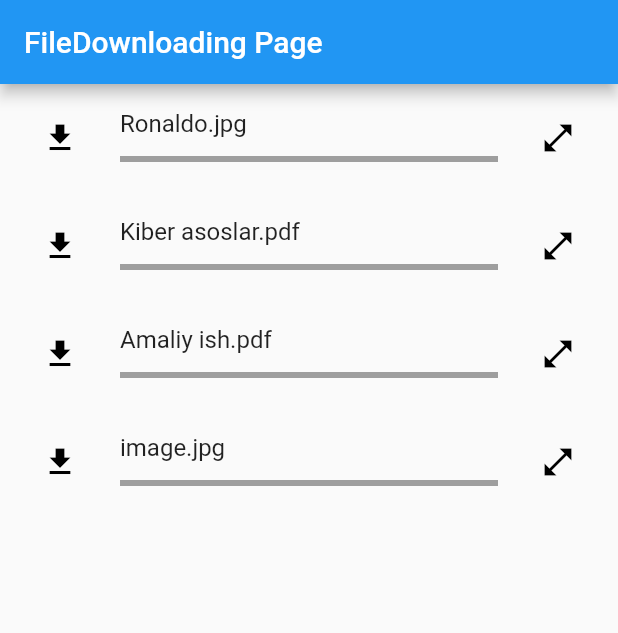
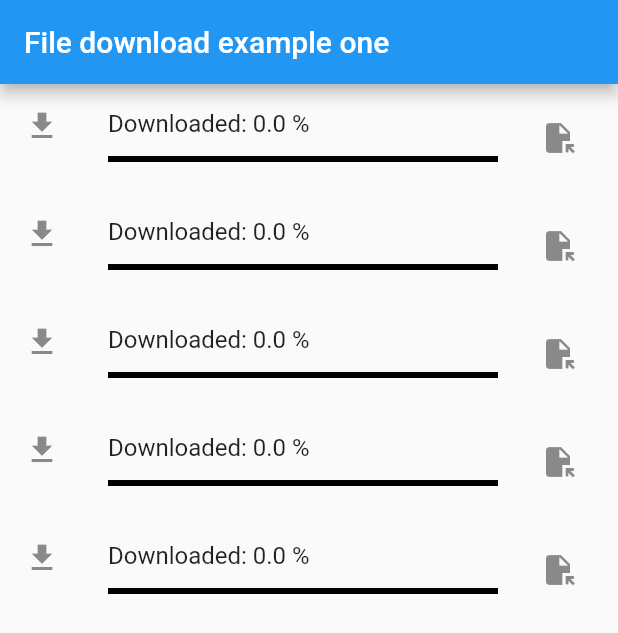
Before and after one commit to solihdev/flutter_isolate, a Flutter app: the screen it shows after launch, on a phone screen of 412 x 824 dp. Shown: the top 633 px of the screen. Run offline on Flutter 3.47's test engine with Material 2 defaults, Android fonts, the phone set to English and light mode, and no system bars; our stand-ins replace bloc, dio, equatable, flutter_bloc, flutter_local_notifications, open_filex and 2 more.

Commit message:
some changes done

```diff
--- /dev/null
+++ b/lib/cubit/file_manager_cubit.dart
@@ -0,0 +1,127 @@
+import 'dart:async';
+import 'dart:io';
+import 'dart:isolate';
+import 'package:bloc/bloc.dart';
+import 'package:dio/dio.dart';
+import 'package:equatable/equatable.dart';
+import 'package:flutter/material.dart';
+import 'package:flutter_isolate/data/models/file_info/file_info.dart';
+import 'package:flutter_isolate/services/local_notification_services.dart';
+import 'package:open_filex/open_filex.dart';
+import 'package:path_provider/path_provider.dart';
+import 'package:permission_handler/permission_handler.dart';
+
+part 'file_manager_state.dart';
+
+class FileManagerCubit extends Cubit<FileManagerState> {
+  FileManagerCubit()
+      : super(
+          FileManagerState(
+            progress: 0.0,
+            newFileLocation: "",
+          ),
+        );
+
+  void downloadIfExists({
+    required FileInfo fileInfo,
+  }) async {
+    bool hasPermission = await _requestWritePermission();
+    if (!hasPermission) return;
+    var directory = await getDownloadPath();
+    if (directory == null) {
+      return;
+    }
+    String url = fileInfo.fileUrl;
+    String newFileLocation =
+        "${directory.path}/${fileInfo.fileName}${DateTime.now().millisecond}${url.substring(url.length - 5, url.length)}";
+    try {
+      LocalNotificationService.localNotificationService
+          .showNotification(id: 1, title: "Download LOADING");
+      final receiverPort = ReceivePort();
+      await Isolate.spawn(
+        (List<Object> args) async {
+          Dio dio = Dio();
+          await dio.download(url, newFileLocation);
+          Isolate.exit((args[0] as SendPort), args[1] as String);
+        },
+        [receiverPort.sendPort, newFileLocation],
+      );
+      String newLocation = await receiverPort.first as String;
+      LocalNotificationService.localNotificationService
+          .showNotification(id: 1, title: "Download END");
+      if (newLocation.isNotEmpty) OpenFilex.open(newLocation);
+    } catch (error) {
+      debugPrint("DOWNLOAD ERROR:$error");
+    }
+  }
+
+  myProgressEmitter(double pr) {
+    emit(state.copyWith(progress: pr));
+  }
+
+  downloadFile({
+    required String fileName,
+    required String url,
+  }) async {
+    //Permission get
+    bool hasPermission = await _requestWritePermission();
+    if (!hasPermission) return;
+    Dio dio = Dio();
+
+    // Userga ko'rinadigan path
+    var directory = await getDownloadPath();
+    String newFileLocation =
+        "${directory?.path}/$fileName${url.substring(url.length - 5, url.length)}";
+    var allFiles = directory?.list();
+
+    print("NEW FILE:$newFileLocation");
+
+    List<String> filePaths = [];
+    await allFiles?.forEach((element) {
+      print("FILES IN DOWNLOAD FOLDER:${element.path}");
+      filePaths.add(element.path.toString());
+    });
+
+    if (filePaths.contains(newFileLocation)) {
+      OpenFilex.open(newFileLocation);
+    } else {
+      try {
+        final receiverPort = ReceivePort();
+
+        await Isolate.spawn(
+          (SendPort sendPort) async {
+            await dio.download(url, newFileLocation);
+            Isolate.exit(sendPort, newFileLocation);
+          },
+          receiverPort.sendPort,
+        );
+
+        OpenFilex.open(await receiverPort.first as String);
+      } catch (error) {
+        debugPrint("DOWNLOAD ERROR:$error");
+      }
+    }
+  }
+
+  Future<bool> _requestWritePermission() async {
+    await Permission.storage.request();
+    return await Permission.storage.request().isGranted;
+  }
+
+  Future<Directory?> getDownloadPath() async {
+    Directory? directory;
+    try {
+      if (Platform.isIOS) {
+        directory = await getApplicationDocumentsDirectory();
+      } else {
+        directory = Directory('/storage/emulated/0/Download');
+        if (!await directory.exists()) {
+          directory = await getExternalStorageDirectory();
+        }
+      }
+    } catch (err) {
+      debugPrint("Cannot get download folder path");
+    }
+    return directory;
+  }
+}
--- /dev/null
+++ b/lib/cubit/file_manager_state.dart
@@ -0,0 +1,26 @@
+part of 'file_manager_cubit.dart';
+
+class FileManagerState extends Equatable {
+  FileManagerState({
+    required this.progress,
+    required this.newFileLocation,
+  });
+
+  final double progress;
+  final String newFileLocation;
+
+  FileManagerState copyWith({
+    double? progress,
+    String? newFileLocation,
+  }) =>
+      FileManagerState(
+        progress: progress ?? this.progress,
+        newFileLocation: newFileLocation ?? this.newFileLocation,
+      );
+
+  @override
+  List<Object?> get props => [
+    progress,
+    newFileLocation,
+  ];
+}
--- /dev/null
+++ b/lib/data/models/file_info/file_info.dart
@@ -0,0 +1,63 @@
+import 'package:equatable/equatable.dart';
+
+class FileInfo extends Equatable {
+  final String fileName;
+  final String fileUrl;
+  final double progress;
+
+  const FileInfo({
+    required this.fileName,
+    required this.fileUrl,
+    required this.progress,
+  });
+
+  FileInfo copyWith({
+    String? fileName,
+    String? fileUrl,
+    double? progress,
+  }) =>
+      FileInfo(
+        fileName: fileName ?? this.fileName,
+        fileUrl: fileUrl ?? this.fileUrl,
+        progress: progress ?? this.progress,
+      );
+
+  @override
+  List<Object?> get props => [
+    fileName,
+    fileUrl,
+    progress,
+  ];
+}
+
+List<FileInfo> filesData = [
+  FileInfo(
+    fileName: "PythonBook",
+    fileUrl: "https://bilimlar.uz/wp-content/uploads/2021/02/k100001.pdf",
+    progress: 0.0,
+  ),
+  FileInfo(
+    progress: 0.0,
+    fileName: "Butterfly",
+    fileUrl:
+    "https://images.all-free-download.com/footage_preview/mp4/closeup_of_wild_butterfly_in_nature_6891908.mp4",
+  ),
+  FileInfo(
+    progress: 0.0,
+    fileName: "Sabyan ya Rohman",
+    fileUrl:
+    "https://muzzona.kz/upload/files/2020-12/sabyan-gambus-rohman-ya-rohman_(muzzona.kz).mp3",
+  ),
+  FileInfo(
+    progress: 0.0,
+    fileName: "ajotyib rasm",
+    fileUrl:
+    "https://odam.uz/upload/media/posts/2019-10/21/mashhur-suratkash-ajoyib-rasm-olish-sirlarini-oshkor-qildi_1571694997-b.jpg",
+  ),
+  FileInfo(
+    progress: 0.0,
+    fileName: "Foydali file",
+    fileUrl:
+    "https://foydali-fayllar.uz/wp-content/uploads/2021/04/informatika-test.doc.zip",
+  ),
+];
--- a/lib/data/models/file_model/file_model.dart
+++ /dev/null
@@ -1,29 +0,0 @@
-class FileModel {
-  String fileName;
-  String fileUrl;
-
-  FileModel({required this.fileName, required this.fileUrl});
-}
-
-List files = [
-  FileModel(
-    fileName: "Ronaldo.jpg",
-    fileUrl:
-    "https://images.beinsports.com/ALZ9-lFz8NdnCwI0eXadFKaFcUs=/full-fit-in/1000x0/4574680-2023-01-03T174530Z_1779681513_UP1EJ131DBSBQ_RTRMADP_3_SOCCER-SAUDI-RONALDO.JPG",
-  ),
-  FileModel(
-    fileName: "Kiber asoslar.pdf",
-    fileUrl:
-    "https://dl.tuit.uz/subject-resources/73105/UPCxnK3sjeGBjXMQuwJGCb38nQqwFS3Nx87fvkvI.pdf",
-  ),
-  FileModel(
-    fileName: "Amaliy ish.pdf",
-    fileUrl:
-    "https://dl.tuit.uz/subject-resources/70762/ZJlQJWZXGyCx5bXLhgltT6DroGT6XugruK6ZRNel.docx",
-  ),
-  FileModel(
-    fileName: "image.jpg",
-    fileUrl:
-    "https://media.istockphoto.com/id/1189860501/photo/traveler-with-a-backpack-standing-on-a-mountain-peak-above-clouds-3d-render-illustration.jpg?",
-  ),
-];
--- a/lib/main.dart
+++ b/lib/main.dart
@@ -1,8 +1,8 @@
 import 'package:flutter/material.dart';
-
-import 'ui/file_downloading/file_downloading.dart';
-
+import 'package:flutter_isolate/services/local_notification_services.dart';
+import 'package:flutter_isolate/ui/download_example.dart';
 void main() {
+  WidgetsFlutterBinding.ensureInitialized();
   runApp(const MyApp());
 }
 
@@ -11,13 +11,15 @@ class MyApp extends StatelessWidget {
 
   @override
   Widget build(BuildContext context) {
+    final GlobalKey<NavigatorState> navigatorKey = GlobalKey<NavigatorState>();
+    LocalNotificationService.localNotificationService.init(navigatorKey);
     return MaterialApp(
       title: 'Flutter Isolate',
       debugShowCheckedModeBanner: false,
       theme: ThemeData(
         primarySwatch: Colors.blue,
       ),
-      home: const FileDownloadingPage(),
+      home: const FileDownloadExample(),
     );
   }
 }
--- /dev/null
+++ b/lib/ui/download_example.dart
@@ -0,0 +1,29 @@
+import 'package:flutter/material.dart';
+import 'package:flutter_isolate/data/models/file_info/file_info.dart';
+import 'package:flutter_isolate/widgets/single_file_download.dart';
+
+class FileDownloadExample extends StatefulWidget {
+  const FileDownloadExample({Key? key}) : super(key: key);
+
+  @override
+  State<FileDownloadExample> createState() => _FileDownloadExampleState();
+}
+
+class _FileDownloadExampleState extends State<FileDownloadExample> {
+  int doublePress = 0;
+
+  @override
+  Widget build(BuildContext context) {
+    return Scaffold(
+      appBar: AppBar(
+        title: const Text("File download example one"),
+      ),
+      body: ListView(
+        children: List.generate(filesData.length, (index) {
+          var singleFile = filesData[index];
+          return SingleFileDownload(fileInfo: singleFile);
+        }),
+      ),
+    );
+  }
+}
--- a/lib/ui/file_downloading/file_downloading.dart
+++ /dev/null
@@ -1,22 +0,0 @@
-import 'package:flutter/material.dart';
-import 'package:flutter_isolate/data/models/file_model/file_model.dart';
-import 'package:flutter_isolate/ui/file_downloading/widget/file_item.dart';
-
-class FileDownloadingPage extends StatelessWidget {
-  const FileDownloadingPage({Key? key}) : super(key: key);
-
-  @override
-  Widget build(BuildContext context) {
-    return Scaffold(
-      appBar: AppBar(title: Text("FileDownloading Page"),),
-      body: Column(
-        children: [
-          ListView.builder(
-            shrinkWrap: true,
-            itemCount: files.length,
-            itemBuilder: (context, index) => FileItemWidget(file: files[index]),)
-        ],
-      ),
-    );
-  }
-}
--- a/lib/ui/file_downloading/widget/file_item.dart
+++ /dev/null
@@ -1,96 +0,0 @@
-import 'dart:io';
-import 'package:dio/dio.dart';
-import 'package:flutter/material.dart';
-import 'package:flutter_isolate/data/models/file_model/file_model.dart';
-import 'package:fluttertoast/fluttertoast.dart';
-import 'package:open_filex/open_filex.dart';
-
-// ignore: must_be_immutable
-class FileItemWidget extends StatefulWidget {
-  FileModel file;
-
-  FileItemWidget({required this.file, Key? key}) : super(key: key);
-
-  @override
-  State<FileItemWidget> createState() => _FileItemWidgetState();
-}
-
-class _FileItemWidgetState extends State<FileItemWidget> {
-  var downloadedImagePath = '/storage/emulated/0/Download/';
-  CancelToken cancelToken = CancelToken();
-  double done = 0;
-  bool isDownloaded = false;
-
-  checkStatus() async {
-    isDownloaded =
-    await File("$downloadedImagePath${widget.file.fileName}").exists();
-    setState(() {});
-  }
-
-  @override
-  void initState() {
-    checkStatus();
-    super.initState();
-  }
-
-  @override
-  Widget build(BuildContext context) {
-    Future downloadFile() async {
-      Dio dio = Dio();
-      try {
-        bool isExist =
-        await File("$downloadedImagePath${widget.file.fileName}").exists();
-        if (!isExist) {
-          await dio.download(widget.file.fileUrl,
-              "$downloadedImagePath${widget.file.fileName}",
-              onReceiveProgress: (rec, total) async {
-                await Future.delayed(const Duration(milliseconds: 100));
-                setState(() {
-                  done = rec / total;
-                  checkStatus();
-                });
-              }, cancelToken: cancelToken);
-        } else {}
-      } catch (e) {}
-      return "$downloadedImagePath${widget.file.fileName}";
-    }
-    return ListTile(
-      title: Text(widget.file.fileName),
-      subtitle: LinearProgressIndicator(
-        value: isDownloaded ? 100 : done,
-        backgroundColor: Colors.grey,
-        color: Colors.black,
-      ),
-      trailing: IconButton(
-        icon: const Icon(Icons.open_in_full,color: Colors.black,),
-        onPressed: () async {
-          bool isExist = await File(
-            "$downloadedImagePath${widget.file.fileName}",
-          ).exists();
-          if (isExist) {
-            OpenFilex.open(
-              "$downloadedImagePath${widget.file.fileName}",
-            );
-          } else {
-            Fluttertoast.showToast(
-              msg: "Firstly, you must download",
-              toastLength: Toast.LENGTH_SHORT,
-              gravity: ToastGravity.BOTTOM,
-              timeInSecForIosWeb: 1,
-              backgroundColor: Colors.grey,
-              textColor: Colors.white,
-              fontSize: 16.0,
-            );
-          }
-        },
-      ),
-      leading: IconButton(
-        onPressed: () {
-          downloadFile();
-        },
-        icon:
-        isDownloaded ? const Icon(Icons.done,color: Colors.black,) : const Icon(Icons.download,color: Colors.black,),
-      ),
-    );
-  }
-}
--- /dev/null
+++ b/lib/widgets/single_file_download.dart
@@ -0,0 +1,47 @@
+import 'package:flutter/material.dart';
+import 'package:flutter_bloc/flutter_bloc.dart';
+import 'package:flutter_isolate/cubit/file_manager_cubit.dart';
+import 'package:flutter_isolate/data/models/file_info/file_info.dart';
+import 'package:open_filex/open_filex.dart';
+
+class SingleFileDownload extends StatelessWidget {
+  SingleFileDownload({Key? key, required this.fileInfo}) : super(key: key);
+
+  final FileInfo fileInfo;
+  FileManagerCubit fileManagerCubit = FileManagerCubit();
+
+  @override
+  Widget build(BuildContext context) {
+    return BlocProvider.value(
+      value: fileManagerCubit,
+      child: BlocBuilder<FileManagerCubit, FileManagerState>(
+        builder: (context, state) {
+          return ListTile(
+            leading: state.newFileLocation.isEmpty
+                ? const Icon(Icons.download)
+                : const Icon(Icons.download_done),
+            title: Text("Downloaded: ${state.progress * 100} %"),
+            subtitle: LinearProgressIndicator(
+              value: state.progress,
+              backgroundColor: Colors.black,
+            ),
+            onTap: () {
+              context
+                  .read<FileManagerCubit>()
+                  .downloadIfExists(fileInfo: fileInfo);
+            },
+            trailing: IconButton(
+              onPressed: () {
+                if (state.newFileLocation.isNotEmpty) {
+                  print(state.newFileLocation);
+                  OpenFilex.open(state.newFileLocation);
+                }
+              },
+              icon: const Icon(Icons.file_open),
+            ),
+          );
+        },
+      ),
+    );
+  }
+}
```
Also changed, not shown: lib/services/local_notification_services.dart (added, +157 -0 lines), pubspec.yaml (+8 -4 lines), pubspec.lock, 1 other file.
